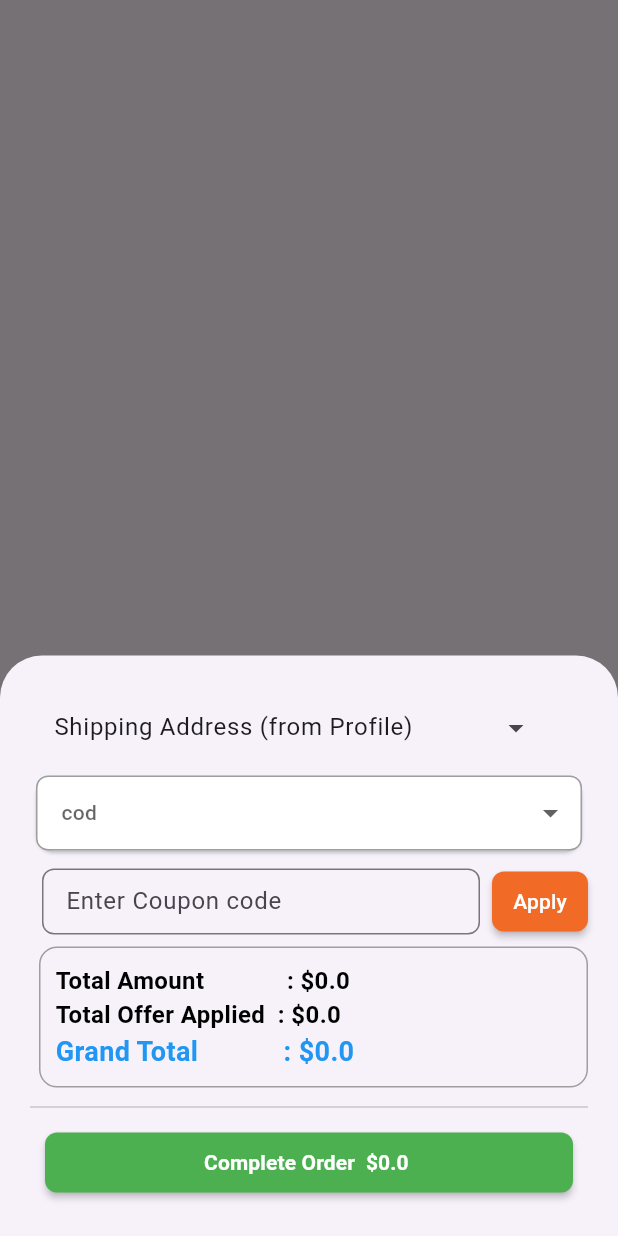
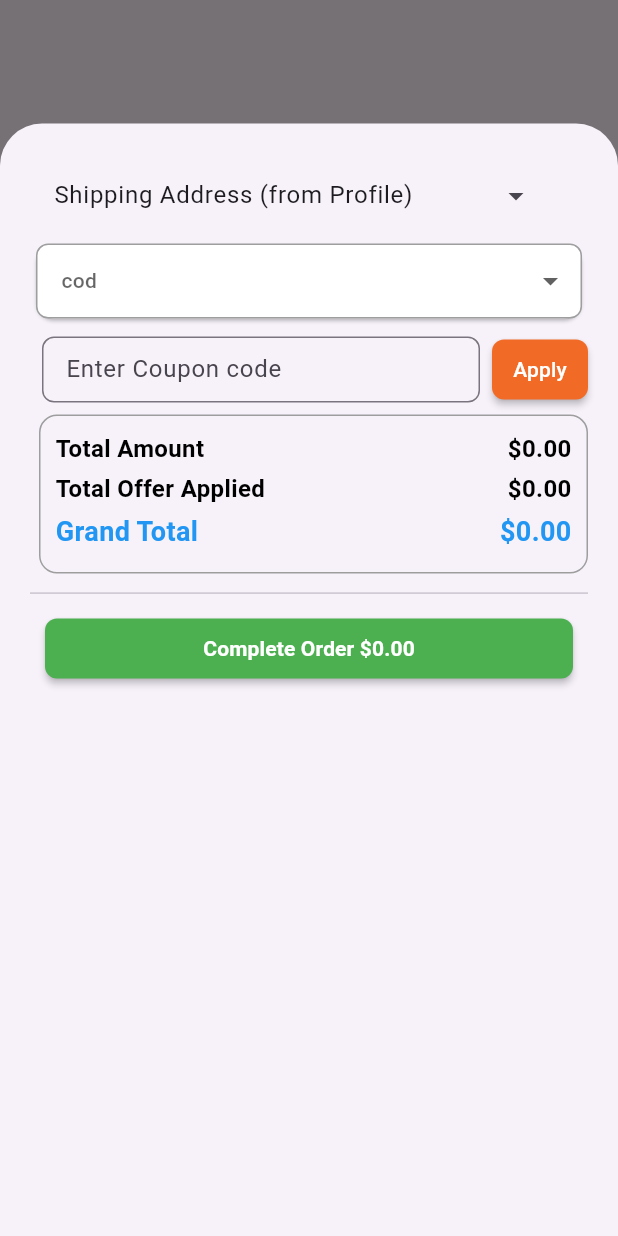
Before and after one commit to levanquang123/flutter-ecommerce-app, a Flutter app: what showCustomBottomSheet() shows on an empty page, opened directly, on a phone screen of 412 x 824 dp. Run offline on Flutter 3.47's test engine with Material 3 defaults, Android fonts, the phone set to English and light mode, and no system bars; drawn by our look-alikes of dropdown_button2; our stand-ins replace flutter_login, get, get_storage, google_nav_bar, package_info_plus, sentry_flutter and 2 more; missing offline and left inert: flutter_stripe, onesignal_flutter; accounts and stored records are empty; statements that could not run were skipped.

Commit message:
Format store prices as USD

```diff
--- a/lib/screen/product_cart_screen/cart_screen.dart
+++ b/lib/screen/product_cart_screen/cart_screen.dart
@@ -3,6 +3,7 @@ import 'package:provider/provider.dart';
 
 import '../../utility/animation/animated_switcher_wrapper.dart';
 import '../../utility/app_color.dart';
+import '../../utility/currency_formatter.dart';
 import '../../utility/extensions.dart';
 import 'components/buy_now_bottom_sheet.dart';
 import 'components/cart_list_section.dart';
@@ -73,7 +74,7 @@ class _CartScreenState extends State<CartScreen> {
                       ),
                       AnimatedSwitcherWrapper(
                         child: Text(
-                          '\$${context.cartProvider.getCartSubTotal()}',
+                          formatUsd(context.cartProvider.getCartSubTotal()),
                           style: const TextStyle(
                             fontSize: 25,
                             fontWeight: FontWeight.w900,
--- a/lib/screen/product_cart_screen/components/buy_now_bottom_sheet.dart
+++ b/lib/screen/product_cart_screen/components/buy_now_bottom_sheet.dart
@@ -1,6 +1,6 @@
 import '../../../utility/extensions.dart';
+import '../../../utility/currency_formatter.dart';
 import '../../../widget/compleate_order_button.dart';
-import 'package:flutter/cupertino.dart';
 import 'package:flutter/material.dart';
 import 'package:provider/provider.dart';
 import '../../../widget/applay_coupon_btn.dart';
@@ -13,12 +13,24 @@ void showCustomBottomSheet(BuildContext context) {
   context.cartProvider.fillAddressFromCurrentUser();
   showModalBottomSheet(
     context: context,
+    isScrollControlled: true,
     builder: (context) {
-      return Padding(
+      final bottomInset = MediaQuery.viewInsetsOf(context).bottom;
+
+      return AnimatedPadding(
+        duration: const Duration(milliseconds: 200),
+        curve: Curves.easeOut,
+        padding: EdgeInsets.only(bottom: bottomInset),
+        child: FractionallySizedBox(
+          heightFactor: 0.9,
+          child: Padding(
             padding: const EdgeInsets.all(20.0),
             child: Form(
               key: context.cartProvider.buyNowFormKey,
               child: SingleChildScrollView(
+                keyboardDismissBehavior:
+                    ScrollViewKeyboardDismissBehavior.onDrag,
+                padding: const EdgeInsets.only(bottom: 20),
                 child: Column(
                   mainAxisSize: MainAxisSize.min,
                   children: [
@@ -32,7 +44,8 @@ void showCustomBottomSheet(BuildContext context) {
                                 ? Icons.arrow_drop_up
                                 : Icons.arrow_drop_down),
                             onPressed: () {
-                          cartProvider.isExpanded = !cartProvider.isExpanded;
+                              cartProvider.isExpanded =
+                                  !cartProvider.isExpanded;
                               cartProvider.updateUI();
                             },
                           ),
@@ -50,7 +63,7 @@ void showCustomBottomSheet(BuildContext context) {
                               borderRadius: BorderRadius.circular(12),
                               boxShadow: [
                                 BoxShadow(
-                              color: Colors.grey.withOpacity(0.2),
+                                  color: Colors.grey.withValues(alpha: 0.2),
                                   spreadRadius: 2,
                                   blurRadius: 4,
                                   offset: const Offset(0, 3),
@@ -85,8 +98,9 @@ void showCustomBottomSheet(BuildContext context) {
                                   labelText: 'City',
                                   onSave: (value) {},
                                   controller: cartProvider.cityController,
-                              validator: (value) =>
-                                  value!.isEmpty ? 'Please enter a city' : null,
+                                  validator: (value) => value!.isEmpty
+                                      ? 'Please enter a city'
+                                      : null,
                                 ),
                                 CustomTextField(
                                   height: 65,
@@ -118,7 +132,8 @@ void showCustomBottomSheet(BuildContext context) {
                                         height: 65,
                                         labelText: 'Country',
                                         onSave: (value) {},
-                                    controller: cartProvider.countryController,
+                                        controller:
+                                            cartProvider.countryController,
                                         validator: (value) => value!.isEmpty
                                             ? 'Please enter a country'
                                             : null,
@@ -141,7 +156,8 @@ void showCustomBottomSheet(BuildContext context) {
                             hintText: cartProvider.selectedPaymentOption,
                             items: const ['cod', 'prepaid'],
                             onChanged: (val) {
-                          cartProvider.selectedPaymentOption = val ?? 'prepaid';
+                              cartProvider.selectedPaymentOption =
+                                  val ?? 'prepaid';
                               cartProvider.updateUI();
                             },
                             displayItem: (val) => val);
@@ -177,24 +193,22 @@ void showCustomBottomSheet(BuildContext context) {
                           return Column(
                             crossAxisAlignment: CrossAxisAlignment.start,
                             children: [
-                          Text(
-                              'Total Amount             : \$${cartProvider.getCartSubTotal()}',
-                              style: const TextStyle(
-                                  fontSize: 16,
-                                  fontWeight: FontWeight.bold,
-                                  color: Colors.black)),
-                          Text(
-                              'Total Offer Applied  : \$${cartProvider.couponCodeDiscount}',
-                              style: const TextStyle(
-                                  fontSize: 16,
-                                  fontWeight: FontWeight.bold,
-                                  color: Colors.black)),
-                          Text(
-                              'Grand Total            : \$${cartProvider.getGrandTotal()}',
-                              style: const TextStyle(
+                              _TotalLine(
+                                label: 'Total Amount',
+                                value:
+                                    formatUsd(cartProvider.getCartSubTotal()),
+                              ),
+                              _TotalLine(
+                                label: 'Total Offer Applied',
+                                value:
+                                    formatUsd(cartProvider.couponCodeDiscount),
+                              ),
+                              _TotalLine(
+                                label: 'Grand Total',
+                                value: formatUsd(cartProvider.getGrandTotal()),
+                                color: Colors.blue,
                                 fontSize: 18,
-                                  fontWeight: FontWeight.bold,
-                                  color: Colors.blue)),
+                              ),
                             ],
                           );
                         },
@@ -207,7 +221,7 @@ void showCustomBottomSheet(BuildContext context) {
                         return CompleteOrderButton(
                             labelText: cartProvider.isSubmittingOrder
                                 ? 'Processing...'
-                            : 'Complete Order  \$${cartProvider.getGrandTotal()} ',
+                                : 'Complete Order ${formatUsd(cartProvider.getGrandTotal())}',
                             onPressed: cartProvider.isSubmittingOrder
                                 ? null
                                 : () {
@@ -224,8 +238,52 @@ void showCustomBottomSheet(BuildContext context) {
                 ),
               ),
             ),
+          ),
+        ),
       );
     },
-    isScrollControlled: true,
   );
 }
+
+class _TotalLine extends StatelessWidget {
+  final String label;
+  final String value;
+  final Color color;
+  final double fontSize;
+
+  const _TotalLine({
+    required this.label,
+    required this.value,
+    this.color = Colors.black,
+    this.fontSize = 16,
+  });
+
+  @override
+  Widget build(BuildContext context) {
+    return Padding(
+      padding: const EdgeInsets.only(bottom: 4),
+      child: Row(
+        children: [
+          Expanded(
+            child: Text(
+              label,
+              style: TextStyle(
+                fontSize: fontSize,
+                fontWeight: FontWeight.bold,
+                color: color,
+              ),
+            ),
+          ),
+          Text(
+            value,
+            style: TextStyle(
+              fontSize: fontSize,
+              fontWeight: FontWeight.bold,
+              color: color,
+            ),
+          ),
+        ],
+      ),
+    );
+  }
+}
--- /dev/null
+++ b/lib/utility/currency_formatter.dart
@@ -0,0 +1,19 @@
+String formatUsd(num value) {
+  final normalized = value.isFinite ? value.toDouble() : 0.0;
+  final sign = normalized < 0 ? '-' : '';
+  final fixed = normalized.abs().toStringAsFixed(2);
+  final parts = fixed.split('.');
+  final dollars = parts[0];
+  final cents = parts[1];
+  final buffer = StringBuffer();
+
+  for (var i = 0; i < dollars.length; i++) {
+    final remaining = dollars.length - i;
+    buffer.write(dollars[i]);
+    if (remaining > 1 && remaining % 3 == 1) {
+      buffer.write(',');
+    }
+  }
+
+  return '$sign\$$buffer.$cents';
+}
```
Also changed, not shown: lib/screen/product_cart_screen/components/cart_list_section.dart (+4 -4 lines), lib/screen/product_cart_screen/provider/cart_provider.dart (+30 -5 lines), lib/screen/product_details_screen/product_detail_screen.dart (+20 -12 lines), lib/widget/order_tile.dart (+10 -4 lines), lib/widget/product_grid_tile.dart (+8 -8 lines). Lines whose indentation alone changed are shown as unchanged.
